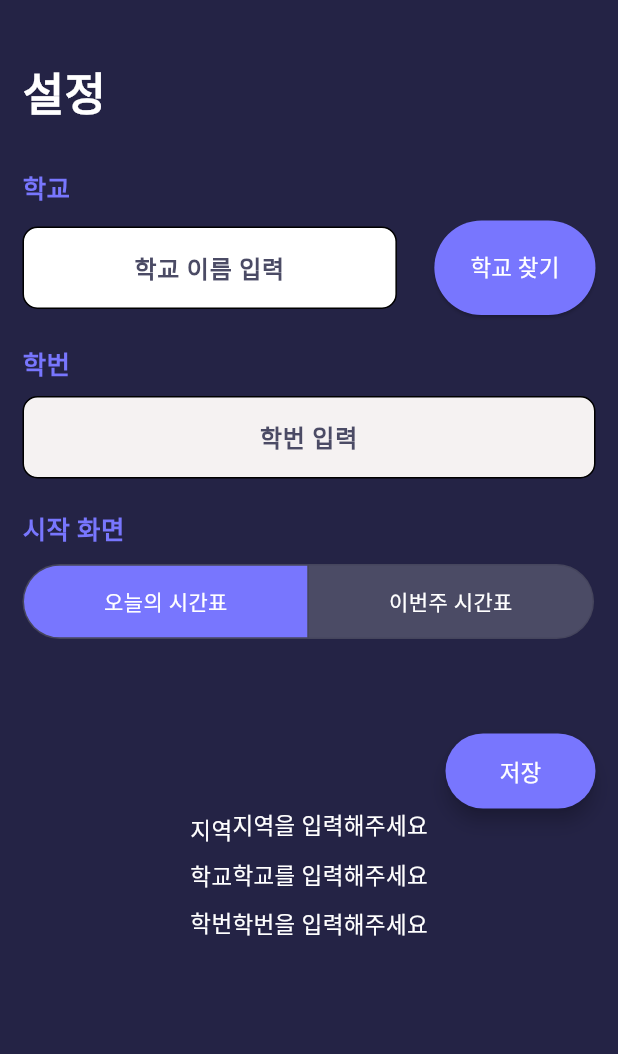
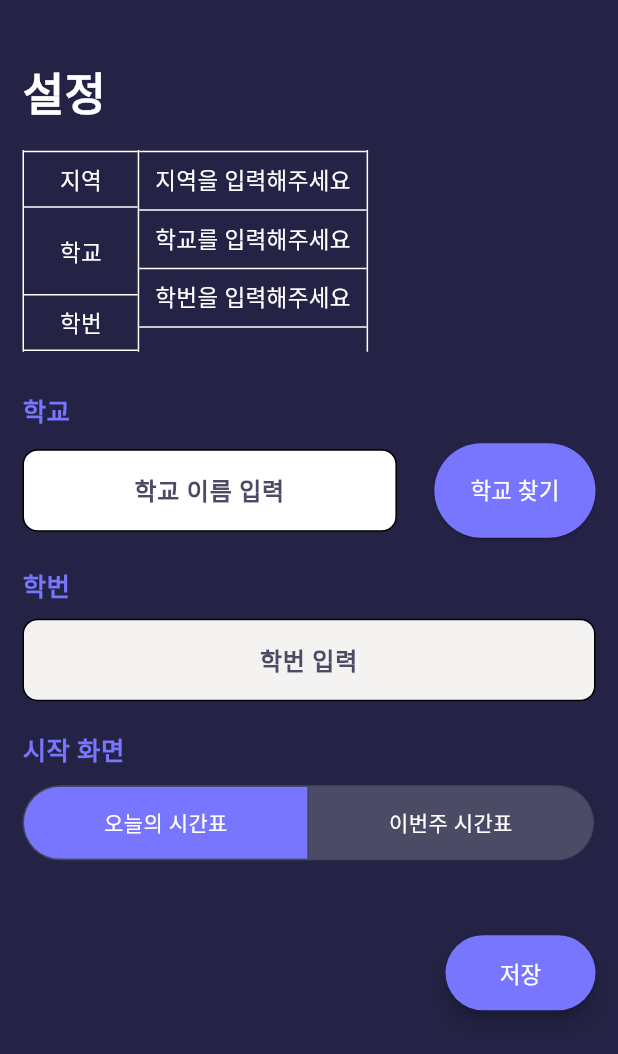
Before and after one commit to jindosz/ScheduleApp, a Flutter app: the Setting screen opened by its route, on a phone screen of 412 x 824 dp. Shown: the top 1054 px of the screen. Run offline on Flutter 3.47's test engine with Material 3 defaults, Android fonts, the light colour scheme and no system bars; our stand-ins replace dotted_border, flutter_slider_drawer, shared_preferences; accounts and stored records are empty; statements that could not run were skipped.

Commit message:
setting_display update

```diff
--- a/lib/widgets/setting.dart
+++ b/lib/widgets/setting.dart
@@ -101,6 +101,16 @@ class _settingState extends State<Setting> {
     }
   }
 
+  bool setBox(selectedSchoolName) {
+    bool nameIsShort;
+    if (selectedSchoolName.toString().length > 8) {
+      nameIsShort = false;
+    } else {
+      nameIsShort = true;
+    }
+    return nameIsShort;
+  }
+
   @override
   void initState() {
     super.initState();
@@ -127,33 +137,31 @@ class _settingState extends State<Setting> {
                 const Text(
                   '설정',
                   style: TextStyle(
+                    color: Colors.white,
+                    fontSize: 30,
                     fontWeight: FontWeight.w800,
-                    fontSize: 30,
-                    color: Colors.white,
                   ),
                 ),
                 const SizedBox(
-                  height: 30,
+                  height: 10,
+                ),
+                SettingDisplay(
+                  // 세팅한거 보여주는 거 나중에 이쁘게 할거임
+                  selectedSchoolCity: selectedSchoolCity,
+                  selectedSchoolName: selectedSchoolName,
+                  selectedSchoolNumber: selectedSchoolNumber,
+                  nameIsShort: setBox(selectedSchoolName),
+                ),
+                const SizedBox(
+                  height: 20,
                 ),
                 schoolSearch(context),
-                Stack(
-                  children: [
-                    schoolNumberInput(),
-                    Transform.translate(
-                      offset: const Offset(0, 110),
-                      child: isTodaySetting(),
-                    ),
-                  ],
-                ),
+                schoolNumberInput(),
+                isTodaySetting(),
                 const SizedBox(
-                  height: 170,
+                  height: 50,
                 ),
                 saveButton(context),
-                SettingDisplay(
-                    // 세팅한거 보여주는 거 나중에 이쁘게 할거임
-                    selectedSchoolCity: selectedSchoolCity,
-                    selectedSchoolName: selectedSchoolName,
-                    selectedSchoolNumber: selectedSchoolNumber),
               ],
             ),
           ),
@@ -329,6 +337,9 @@ class _settingState extends State<Setting> {
             ],
           ),
         ),
+        const SizedBox(
+          height: 20,
+        ),
       ],
     );
   }
--- a/lib/widgets/setting_display.dart
+++ b/lib/widgets/setting_display.dart
@@ -1,4 +1,6 @@
+import 'package:flutter/cupertino.dart';
 import 'package:flutter/material.dart';
+import 'package:flutter/widgets.dart';
 
 class SettingDisplay extends StatelessWidget {
   const SettingDisplay({
@@ -6,21 +8,35 @@ class SettingDisplay extends StatelessWidget {
     required this.selectedSchoolCity,
     required this.selectedSchoolName,
     required this.selectedSchoolNumber,
+    required this.nameIsShort,
   });
 
   final String selectedSchoolCity;
   final String selectedSchoolName;
   final String selectedSchoolNumber;
+  final bool nameIsShort;
 
   @override
   Widget build(BuildContext context) {
-    return Row(
-      mainAxisAlignment: MainAxisAlignment.center,
+    return IntrinsicHeight(
+      child: Row(
+        mainAxisAlignment: MainAxisAlignment.start,
         children: [
-        const Center(
+          const VerticalDivider(
+            indent: 7,
+            endIndent: 7,
+            color: Colors.white,
+            thickness: 1,
+            width: 1,
+          ),
+          Flexible(
+            flex: 2,
             child: Column(
               children: [
-              Text(
+                const Divider(
+                  color: Colors.white,
+                ),
+                const Text(
                   '지역',
                   style: TextStyle(
                     fontSize: 15,
@@ -28,11 +44,22 @@ class SettingDisplay extends StatelessWidget {
                     color: Colors.white,
                   ),
                 ),
+                const Divider(
+                  color: Colors.white,
+                ),
+                nameIsShort
+                    ? const Text(
+                        '학교',
+                        style: TextStyle(
+                          fontSize: 15,
+                          fontWeight: FontWeight.w500,
+                          color: Colors.white,
+                        ),
+                      )
+                    : const Column(
+                        children: [
                           SizedBox(
-                height: 5,
-              ),
-              SizedBox(
-                height: 5,
+                            height: 11,
                           ),
                           Text(
                             '학교',
@@ -43,12 +70,14 @@ class SettingDisplay extends StatelessWidget {
                             ),
                           ),
                           SizedBox(
-                height: 5,
+                            height: 10.5,
                           ),
-              SizedBox(
-                height: 5,
+                        ],
                       ),
-              Text(
+                const Divider(
+                  color: Colors.white,
+                ),
+                const Text(
                   '학번',
                   style: TextStyle(
                     fontSize: 15,
@@ -56,12 +85,27 @@ class SettingDisplay extends StatelessWidget {
                     color: Colors.white,
                   ),
                 ),
+                const Divider(
+                  color: Colors.white,
+                ),
               ],
             ),
           ),
-        Center(
+          const VerticalDivider(
+            indent: 7,
+            endIndent: 7,
+            color: Colors.white,
+            thickness: 1,
+            width: 1,
+          ),
+          Flexible(
+            flex: 4,
+            child: Center(
               child: Column(
                 children: [
+                  const Divider(
+                    color: Colors.white,
+                  ),
                   Text(
                     selectedSchoolCity,
                     style: const TextStyle(
@@ -69,11 +113,8 @@ class SettingDisplay extends StatelessWidget {
                       color: Colors.white,
                     ),
                   ),
-              const SizedBox(
-                height: 5,
-              ),
-              const SizedBox(
-                height: 5,
+                  const Divider(
+                    color: Colors.white,
                   ),
                   Text(
                     selectedSchoolName,
@@ -82,11 +123,8 @@ class SettingDisplay extends StatelessWidget {
                       color: Colors.white,
                     ),
                   ),
-              const SizedBox(
-                height: 5,
-              ),
-              const SizedBox(
-                height: 5,
+                  const Divider(
+                    color: Colors.white,
                   ),
                   Text(
                     selectedSchoolNumber,
@@ -95,10 +133,25 @@ class SettingDisplay extends StatelessWidget {
                       color: Colors.white,
                     ),
                   ),
+                  const Divider(
+                    color: Colors.white,
+                  ),
                 ],
               ),
             ),
+          ),
+          const VerticalDivider(
+            indent: 7,
+            endIndent: 7,
+            color: Colors.white,
+            thickness: 1,
+            width: 1,
+          ),
+          const Spacer(
+            flex: 4,
+          ),
         ],
+      ),
     );
   }
 }
```
Lines whose indentation alone changed are shown as unchanged.
